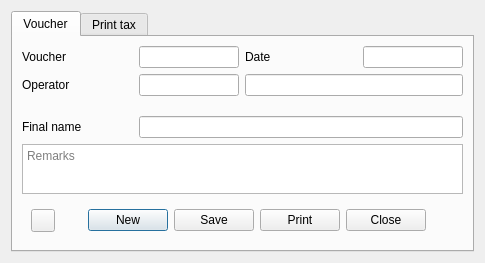
This is Resort/dlgadvanceentry.ui in End1-1/Resort as Qt 5 draws it before an edit. The edited form follows.
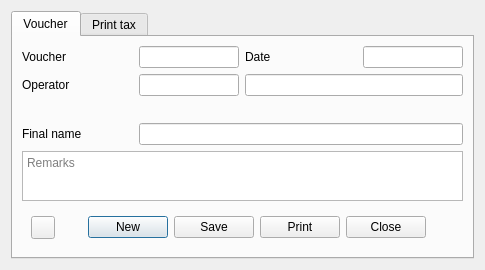
This is the edited form. Icons and pictures are not drawn. Custom widgets are drawn as their Qt base class.

What changed in the file:
```diff
--- a/Resort/dlgadvanceentry.ui
+++ b/Resort/dlgadvanceentry.ui
@@ -7,7 +7,7 @@
     <x>0</x>
     <y>0</y>
     <width>485</width>
-    <height>250</height>
+    <height>270</height>
    </rect>
   </property>
   <property name="sizePolicy">
```
